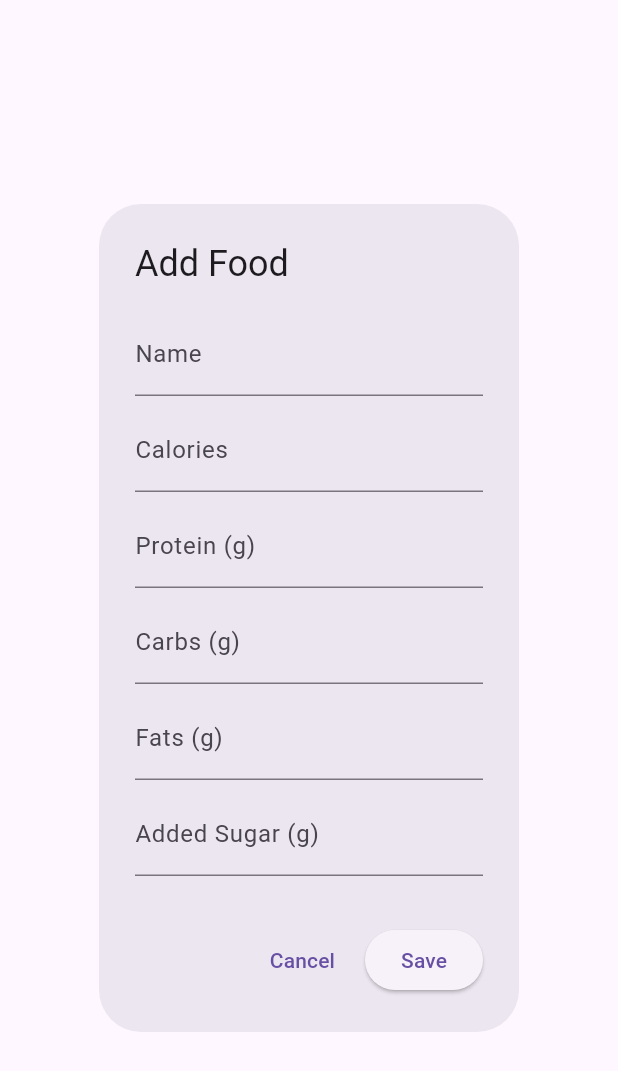
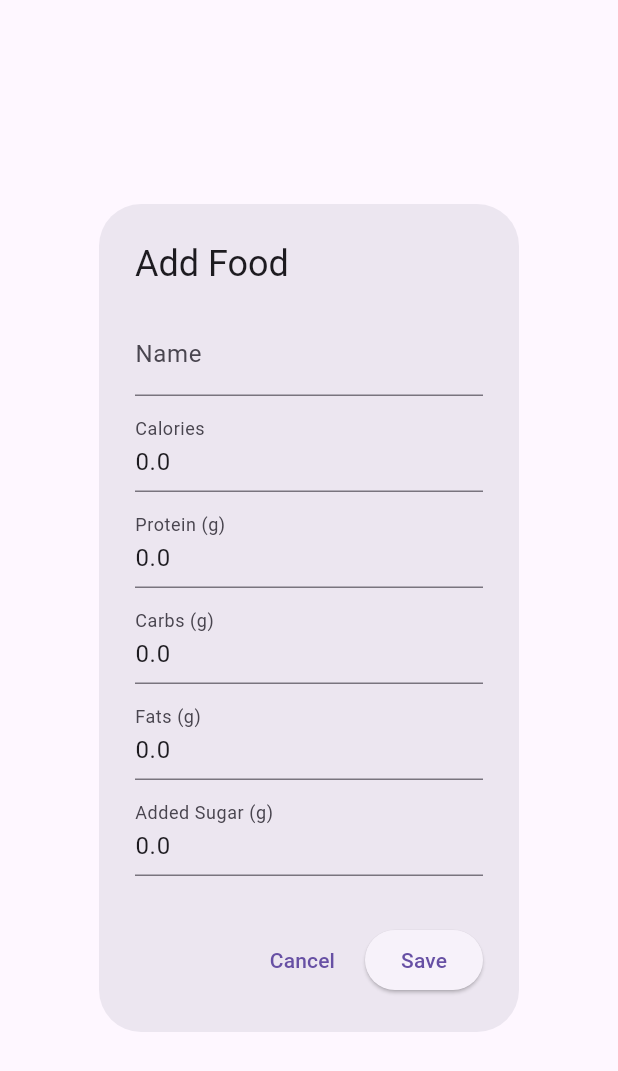
Before and after one commit to rahul-iyers/thrive, a Flutter app: the AddFoodDialog widget shown alone on an empty page, opened directly, on a phone screen of 412 x 824 dp. Shown: the top 1071 px of the screen. Run offline on Flutter 3.47's test engine with Material 3 defaults, Android fonts, the phone set to English and light mode, and no system bars; our stand-ins replace cloud_firestore, firebase_auth, firebase_core, hive, hive_flutter; accounts and stored records are empty; generated files the repository leaves out were written again.

```diff
--- a/thrive/lib/screens/nutrition_screen.dart
+++ b/thrive/lib/screens/nutrition_screen.dart
@@ -491,7 +491,7 @@ class _NutritionScreenState extends State<NutritionScreen> {
                                 setState(() {
                                   filteredTemplates = List.from(templates);
                                 });
-                                await saveTemplatesToFirestore(context); // <-- ADD THIS
+                                await saveTemplatesToFirestore(context);
                               }
                             },
                             child: Text('New Template'),
--- a/thrive/lib/widgets/add_food_dialog.dart
+++ b/thrive/lib/widgets/add_food_dialog.dart
@@ -2,31 +2,58 @@ import 'package:flutter/material.dart';
 import '../models/food.dart';
 
 class AddFoodDialog extends StatefulWidget {
+  final Food? existingFood;
+
+  const AddFoodDialog({this.existingFood});
+
   @override
   _AddFoodDialogState createState() => _AddFoodDialogState();
 }
 
 class _AddFoodDialogState extends State<AddFoodDialog> {
-  String name = '';
-  double calories = 0;
-  double protein = 0;
-  double carbs = 0;
-  double fats = 0;
-  double addedSugar = 0;
+  late TextEditingController nameController;
+  late TextEditingController caloriesController;
+  late TextEditingController proteinController;
+  late TextEditingController carbsController;
+  late TextEditingController fatsController;
+  late TextEditingController addedSugarController;
+
+  @override
+  void initState() {
+    super.initState();
+    nameController = TextEditingController(text: widget.existingFood?.name ?? '');
+    caloriesController = TextEditingController(text: widget.existingFood != null ? widget.existingFood!.calories.toString() : '0.0');
+    proteinController = TextEditingController(text: widget.existingFood != null ? widget.existingFood!.protein.toString() : '0.0');
+    carbsController = TextEditingController(text: widget.existingFood != null ? widget.existingFood!.carbs.toString() : '0.0');
+    fatsController = TextEditingController(text: widget.existingFood != null ? widget.existingFood!.fats.toString() : '0.0');
+    addedSugarController = TextEditingController(text: widget.existingFood != null ? widget.existingFood!.addedSugar.toString() : '0.0');
+  }
+
+
+  @override
+  void dispose() {
+    nameController.dispose();
+    caloriesController.dispose();
+    proteinController.dispose();
+    carbsController.dispose();
+    fatsController.dispose();
+    addedSugarController.dispose();
+    super.dispose();
+  }
 
   @override
   Widget build(BuildContext context) {
     return AlertDialog(
-      title: Text('Add Food'),
+      title: Text(widget.existingFood != null ? 'Edit Food' : 'Add Food'),
       content: SingleChildScrollView(
         child: Column(
           children: [
-            _buildField('Name', (val) => name = val),
-            _buildField('Calories', (val) => calories = double.tryParse(val) ?? 0),
-            _buildField('Protein (g)', (val) => protein = double.tryParse(val) ?? 0),
-            _buildField('Carbs (g)', (val) => carbs = double.tryParse(val) ?? 0),
-            _buildField('Fats (g)', (val) => fats = double.tryParse(val) ?? 0),
-            _buildField('Added Sugar (g)', (val) => addedSugar = double.tryParse(val) ?? 0),
+            _buildField('Name', nameController),
+            _buildField('Calories', caloriesController),
+            _buildField('Protein (g)', proteinController),
+            _buildField('Carbs (g)', carbsController),
+            _buildField('Fats (g)', fatsController),
+            _buildField('Added Sugar (g)', addedSugarController),
           ],
         ),
       ),
@@ -37,16 +64,16 @@ class _AddFoodDialogState extends State<AddFoodDialog> {
         ),
         ElevatedButton(
           onPressed: () {
-            if (name.isNotEmpty && calories > 0) {
+            if (nameController.text.trim().isNotEmpty && double.tryParse(caloriesController.text) != null) {
               Navigator.pop(
                 context,
                 Food(
-                  name: name,
-                  calories: calories,
-                  protein: protein,
-                  carbs: carbs,
-                  fats: fats,
-                  addedSugar: addedSugar,
+                  name: nameController.text.trim(),
+                  calories: double.tryParse(caloriesController.text) ?? 0,
+                  protein: double.tryParse(proteinController.text) ?? 0,
+                  carbs: double.tryParse(carbsController.text) ?? 0,
+                  fats: double.tryParse(fatsController.text) ?? 0,
+                  addedSugar: double.tryParse(addedSugarController.text) ?? 0,
                 ),
               );
             }
@@ -57,13 +84,13 @@ class _AddFoodDialogState extends State<AddFoodDialog> {
     );
   }
 
-  Widget _buildField(String label, Function(String) onChanged) {
+  Widget _buildField(String label, TextEditingController controller) {
     return Padding(
       padding: const EdgeInsets.only(bottom: 8.0),
       child: TextField(
+        controller: controller,
         decoration: InputDecoration(labelText: label),
-        keyboardType: TextInputType.text,
-        onChanged: onChanged,
+        keyboardType: label == 'Name' ? TextInputType.text : TextInputType.number,
       ),
     );
   }
```
Also changed, not shown: thrive/lib/calendar_screen.dart (+27 -0 lines), thrive/lib/screens/exercise_templates_screen.dart (+25 -35 lines), thrive/lib/screens/food_templates_screen.dart (+32 -8 lines), thrive/lib/widgets/add_exercise_dialog.dart (added, +110 -0 lines).
